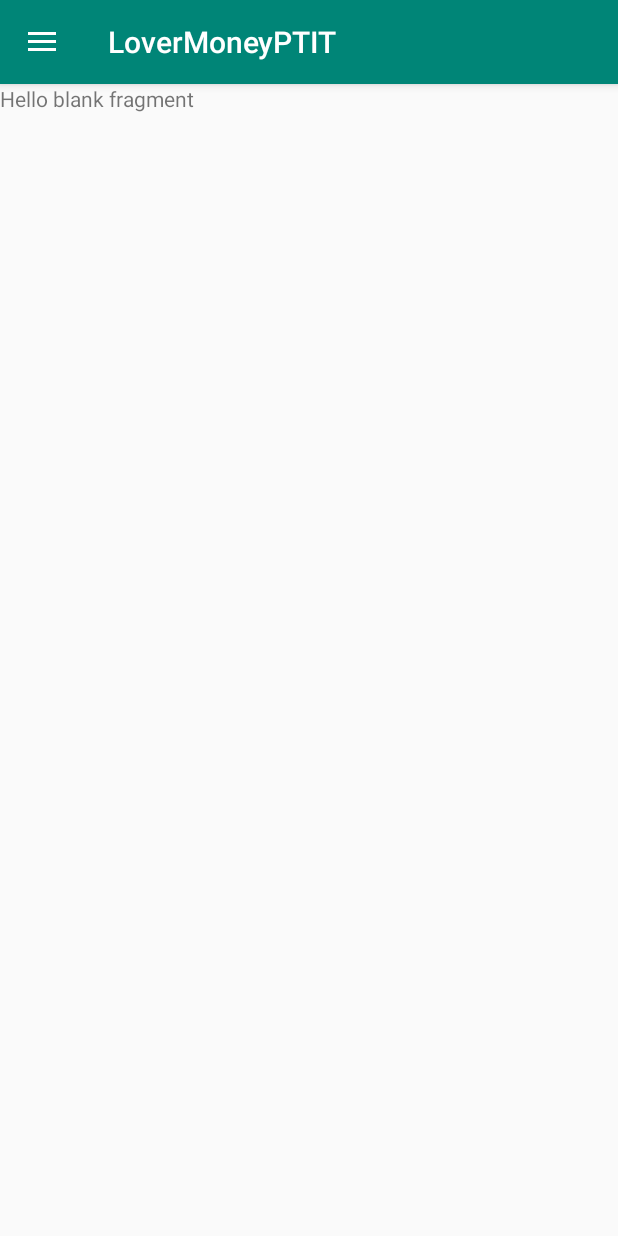
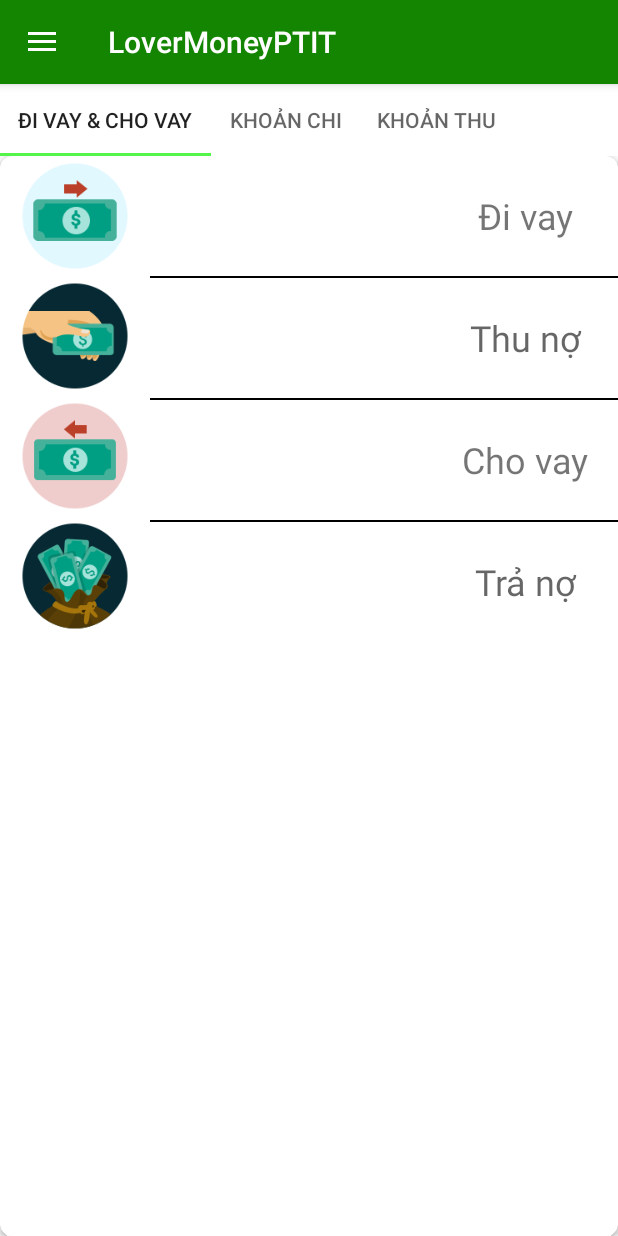
Before and after one commit to thangle1202/LoverMoneyPTIT, an Android app: the fragment SelectGroupFragment placed in its activity, on a phone screen of 412 x 824 dp. Run offline under Robolectric (Android 15) with nearby library versions, the light colour scheme and no system bars.

Commit message:
thuannd -- update chuc nang giao dich

```diff
--- a/app/src/main/java/com/example/lovermoneyptit/MainActivity.java
+++ b/app/src/main/java/com/example/lovermoneyptit/MainActivity.java
@@ -14,59 +14,64 @@ import android.view.MenuItem;
 public class MainActivity extends AppCompatActivity implements NavigationView.OnNavigationItemSelectedListener,
         AddDealFragment.OnFragmentInteractionListener,
         SelectWalletFragment.OnFragmentInteractionListener,
-        SelectGroupFragment.OnFragmentInteractionListener{
+        SelectGroupFragment.OnFragmentInteractionListener,
+        borrowLoanFragment.OnFragmentInteractionListener,
+        CashInFragment.OnFragmentInteractionListener,
+        CashOutFragment.OnFragmentInteractionListener {
 
     private Toolbar toolbar;
     private DrawerLayout drawerLayout;
     private NavigationView navigationView;
+
     @Override
     protected void onCreate(Bundle savedInstanceState) {
         super.onCreate(savedInstanceState);
         setContentView(R.layout.activity_main);
         init();
         setSupportActionBar(toolbar);
-        ActionBarDrawerToggle toggle=new ActionBarDrawerToggle(this,drawerLayout,toolbar,R.string.open_drawer,R.string.close_drawer);
+        ActionBarDrawerToggle toggle = new ActionBarDrawerToggle(this, drawerLayout, toolbar, R.string.open_drawer, R.string.close_drawer);
         drawerLayout.addDrawerListener(toggle);
         toggle.syncState();
-        getSupportFragmentManager().beginTransaction().replace(R.id.frame_container,new HomeFragment()).commit();
+        getSupportFragmentManager().beginTransaction().replace(R.id.frame_container, new HomeFragment()).commit();
 
     }
-    private void init(){
-        toolbar=findViewById(R.id.toolbar);
-        drawerLayout=findViewById(R.id.drawer_layout);
-        navigationView=findViewById(R.id.drawer_nav);
+
+    private void init() {
+        toolbar = findViewById(R.id.toolbar);
+        drawerLayout = findViewById(R.id.drawer_layout);
+        navigationView = findViewById(R.id.drawer_nav);
         navigationView.setNavigationItemSelectedListener(this);
     }
 
     @Override
     public void onBackPressed() {
-        if (drawerLayout.isDrawerOpen(GravityCompat.START)){
+        if (drawerLayout.isDrawerOpen(GravityCompat.START)) {
             drawerLayout.closeDrawer(GravityCompat.START);
-        }else {
+        } else {
             super.onBackPressed();
         }
     }
 
     @Override
     public boolean onNavigationItemSelected(@NonNull MenuItem menuItem) {
-        switch (menuItem.getItemId()){
+        switch (menuItem.getItemId()) {
             case R.id.nav_home:
-                getSupportFragmentManager().beginTransaction().replace(R.id.frame_container,new HomeFragment()).commit();
+                getSupportFragmentManager().beginTransaction().replace(R.id.frame_container, new HomeFragment()).commit();
                 break;
             case R.id.nav_manage_money:
-                getSupportFragmentManager().beginTransaction().replace(R.id.frame_container,new ManageMoneyFragment()).commit();
+                getSupportFragmentManager().beginTransaction().replace(R.id.frame_container, new ManageMoneyFragment()).commit();
                 break;
             case R.id.nav_chart:
-                getSupportFragmentManager().beginTransaction().replace(R.id.frame_container,new ChartFragment()).commit();
+                getSupportFragmentManager().beginTransaction().replace(R.id.frame_container, new ChartFragment()).commit();
                 break;
             case R.id.nav_wallet:
-                getSupportFragmentManager().beginTransaction().replace(R.id.frame_container,new WalletFragment()).commit();
+                getSupportFragmentManager().beginTransaction().replace(R.id.frame_container, new WalletFragment()).commit();
                 break;
             case R.id.nav_debt:
-                getSupportFragmentManager().beginTransaction().replace(R.id.frame_container,new DebtFragment()).commit();
+                getSupportFragmentManager().beginTransaction().replace(R.id.frame_container, new DebtFragment()).commit();
                 break;
             case R.id.nav_account:
-                getSupportFragmentManager().beginTransaction().replace(R.id.frame_container,new AccountFragment()).commit();
+                getSupportFragmentManager().beginTransaction().replace(R.id.frame_container, new AccountFragment()).commit();
                 break;
         }
         drawerLayout.closeDrawer(GravityCompat.START);
--- a/app/src/main/java/com/example/lovermoneyptit/SelectGroupFragment.java
+++ b/app/src/main/java/com/example/lovermoneyptit/SelectGroupFragment.java
@@ -3,10 +3,14 @@ package com.example.lovermoneyptit;
 import android.content.Context;
 import android.net.Uri;
 import android.os.Bundle;
+import android.support.design.widget.TabLayout;
 import android.support.v4.app.Fragment;
+import android.support.v4.view.ViewPager;
 import android.view.LayoutInflater;
 import android.view.View;
 import android.view.ViewGroup;
+
+import com.example.lovermoneyptit.adapter.SelectGroupPageAdapter;
 
 /**
  * A simple {@link Fragment} subclass.
@@ -63,7 +67,21 @@ public class SelectGroupFragment extends Fragment {
     public View onCreateView(LayoutInflater inflater, ViewGroup container,
                              Bundle savedInstanceState) {
         // Inflate the layout for this fragment
-        return inflater.inflate(R.layout.fragment_select_group, container, false);
+        View view = inflater.inflate(R.layout.fragment_select_group, container, false);
+        // view page
+        ViewPager viewPager = view.findViewById(R.id.selectGroupPager);
+        SelectGroupPageAdapter selectGroupPageAdapter = new SelectGroupPageAdapter(getFragmentManager());
+        selectGroupPageAdapter.add(new borrowLoanFragment(), "đi vay & cho vay");
+        selectGroupPageAdapter.add(new CashInFragment(), "khoản chi");
+        selectGroupPageAdapter.add(new CashOutFragment(), "khoản thu");
+        viewPager.setAdapter(selectGroupPageAdapter);
+
+        // tab layout
+        TabLayout tab = view.findViewById(R.id.tabSelectGroup);
+        tab.setSelectedTabIndicatorColor(getResources().getColor(R.color.colorTabSelected));
+        tab.setBackgroundColor(getResources().getColor(R.color.colorWhite));
+        tab.setupWithViewPager(viewPager);
+        return view;
     }
 
     // TODO: Rename method, update argument and hook method into UI event
@@ -104,4 +122,5 @@ public class SelectGroupFragment extends Fragment {
         // TODO: Update argument type and name
         void onFragmentInteraction(Uri uri);
     }
+
 }
--- a/app/src/main/res/layout/fragment_select_group.xml
+++ b/app/src/main/res/layout/fragment_select_group.xml
@@ -1,13 +1,20 @@
-<FrameLayout xmlns:android="http://schemas.android.com/apk/res/android"
+<LinearLayout xmlns:android="http://schemas.android.com/apk/res/android"
     xmlns:tools="http://schemas.android.com/tools"
+    xmlns:app="http://schemas.android.com/apk/res-auto"
     android:layout_width="match_parent"
     android:layout_height="match_parent"
-    tools:context="com.example.lovermoneyptit.SelectGroupFragment">
+    tools:context="com.example.lovermoneyptit.SelectGroupFragment"
+    android:orientation="vertical">
 
-    <!-- TODO: Update blank fragment layout -->
-    <TextView
+    <android.support.design.widget.TabLayout
+        android:id="@+id/tabSelectGroup"
         android:layout_width="match_parent"
-        android:layout_height="match_parent"
-        android:text="@string/hello_blank_fragment" />
+        android:layout_height="wrap_content"
+        app:tabMode="scrollable" />
 
-</FrameLayout>
+    <android.support.v4.view.ViewPager
+        android:id="@+id/selectGroupPager"
+        android:layout_width="match_parent"
+        android:layout_height="match_parent" />
+
+</LinearLayout>
--- a/app/src/main/res/values/colors.xml
+++ b/app/src/main/res/values/colors.xml
@@ -1,6 +1,6 @@
 <?xml version="1.0" encoding="utf-8"?>
 <resources>
-    <color name="colorPrimary">#008577</color>
+    <color name="colorPrimary">#148500</color>
     <color name="colorPrimaryDark">#00574B</color>
     <color name="colorAccent">#D81B60</color>
     <color name="colorRed">#E70F0F</color>
@@ -9,4 +9,5 @@
     <color name="colorYellow">#FFEB3B</color>
     <color name="colorPurple">#9C27B0</color>
     <color name="colorWhite">#FFFF</color>
+    <color name="colorTabSelected">#52F548</color>
 </resources>
--- a/app/src/main/res/values/strings.xml
+++ b/app/src/main/res/values/strings.xml
@@ -10,4 +10,9 @@
     <string name="hint_select_date">chọn ngày</string>
     <string name="hint_select_wallet">chọn ví</string>
     <string name="hint_select_group">chọn nhóm</string>
+    <string name="txtPay">Trả nợ</string>
+    <string name="txtDebt">Thu nợ</string>
+    <string name="txtLoan">Cho vay</string>
+    <string name="txtBorrow">Đi vay</string>
+    <string name="txtAddRevenue">Nhóm thu mới</string>
 </resources>
```
